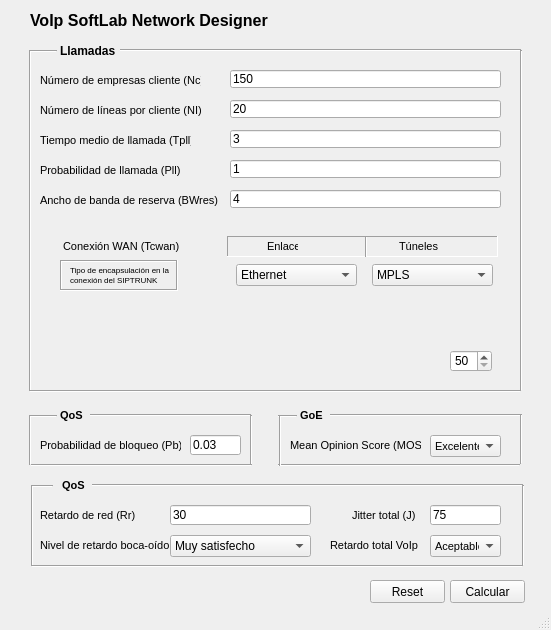
First picture: the form in VoIp_SoftLab.ui, repository JesusdelCas99/Laboratorio_de_Telematica_P2, before the edit.
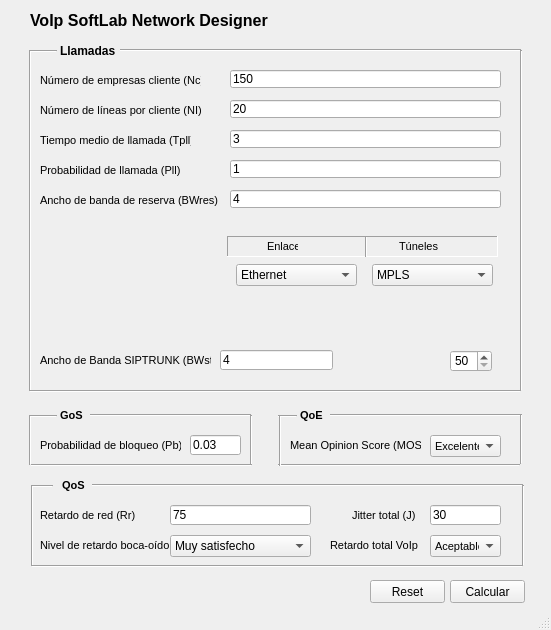
Second picture: the form after the edit.

```diff
--- a/VoIp_SoftLab.ui
+++ b/VoIp_SoftLab.ui
@@ -173,9 +173,9 @@
    <widget class="QLabel" name="label_6">
     <property name="geometry">
      <rect>
-      <x>63</x>
-      <y>236</y>
-      <width>121</width>
+      <x>40</x>
+      <y>350</y>
+      <width>171</width>
       <height>21</height>
      </rect>
     </property>
@@ -185,7 +185,7 @@
      </font>
     </property>
     <property name="text">
-     <string>Conexión WAN (Tcwan)</string>
+     <string>Ancho de Banda SIPTRUNK (BWst)</string>
     </property>
    </widget>
    <widget class="QLabel" name="label_7">
@@ -419,7 +419,7 @@
      </font>
     </property>
     <property name="text">
-     <string>QoS</string>
+     <string>GoS</string>
     </property>
    </widget>
    <widget class="Line" name="line_12">
@@ -574,7 +574,7 @@
      </font>
     </property>
     <property name="text">
-     <string>GoE</string>
+     <string>QoE</string>
     </property>
    </widget>
    <widget class="Line" name="line_19">
@@ -600,7 +600,7 @@
      </rect>
     </property>
     <property name="text">
-     <string>75</string>
+     <string>30</string>
     </property>
    </widget>
    <widget class="Line" name="line_20">
@@ -708,7 +708,7 @@
      </rect>
     </property>
     <property name="text">
-     <string>30</string>
+     <string>75</string>
     </property>
    </widget>
    <widget class="QPushButton" name="pushButton">
@@ -727,58 +727,6 @@
      <bool>false</bool>
     </property>
    </widget>
-   <widget class="QLabel" name="label_19">
-    <property name="geometry">
-     <rect>
-      <x>70</x>
-      <y>259</y>
-      <width>121</width>
-      <height>21</height>
-     </rect>
-    </property>
-    <property name="font">
-     <font>
-      <pointsize>6</pointsize>
-     </font>
-    </property>
-    <property name="text">
-     <string>Tipo de encapsulación en la</string>
-    </property>
-   </widget>
-   <widget class="QLabel" name="label_20">
-    <property name="geometry">
-     <rect>
-      <x>70</x>
-      <y>269</y>
-      <width>131</width>
-      <height>21</height>
-     </rect>
-    </property>
-    <property name="font">
-     <font>
-      <pointsize>6</pointsize>
-     </font>
-    </property>
-    <property name="text">
-     <string>conexión del SIPTRUNK</string>
-    </property>
-   </widget>
-   <widget class="QFrame" name="frame_2">
-    <property name="geometry">
-     <rect>
-      <x>60</x>
-      <y>260</y>
-      <width>118</width>
-      <height>31</height>
-     </rect>
-    </property>
-    <property name="frameShape">
-     <enum>QFrame::Box</enum>
-    </property>
-    <property name="frameShadow">
-     <enum>QFrame::Sunken</enum>
-    </property>
-   </widget>
    <widget class="QLabel" name="label_21">
     <property name="geometry">
      <rect>
@@ -1059,6 +1007,19 @@
      <number>57</number>
     </property>
    </widget>
+   <widget class="QLineEdit" name="lineEdit_3">
+    <property name="geometry">
+     <rect>
+      <x>220</x>
+      <y>350</y>
+      <width>113</width>
+      <height>20</height>
+     </rect>
+    </property>
+    <property name="text">
+     <string>4</string>
+    </property>
+   </widget>
    <zorder>frame</zorder>
    <zorder>lineEdit</zorder>
    <zorder>label</zorder>
```
Left out of the diff: 4 changed lines with no effect on the pictures.
